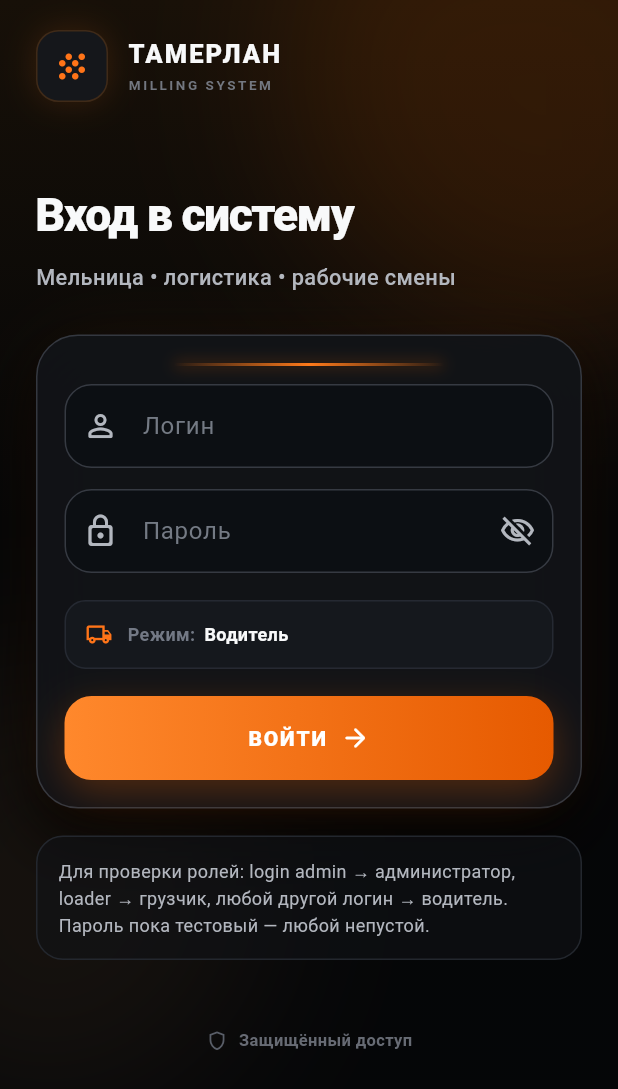
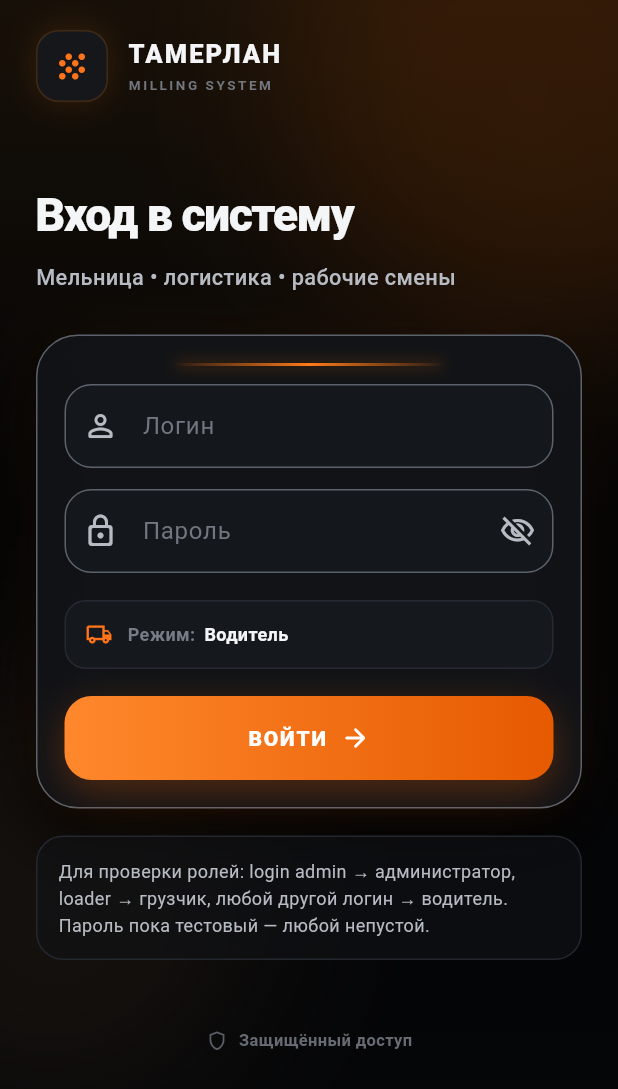
Before and after one commit to arladiy96-commits/gazelle-android, a Flutter app: the screen it shows after launch, on a phone screen of 412 x 824 dp. Shown: the top 1089 px of the screen. Run offline on Flutter 3.47's test engine with Material 3 defaults, Android fonts, the phone set to English and light mode, and no system bars; our stand-ins replace shared_preferences, video_player.

Commit message:
Add files via upload

```diff
--- a/lib/theme/app_theme.dart
+++ b/lib/theme/app_theme.dart
@@ -3,28 +3,25 @@ import 'package:flutter/material.dart';
 class AppColors {
   AppColors._();
 
-  // Black chrome + smoked glass palette.
-  static const background = Color(0xFF050607);
+  static const background = Color(0xFF030405);
   static const backgroundSoft = Color(0xFF080A0D);
   static const surface = Color(0xFF0B0D10);
-  static const surfaceSoft = Color(0xFF101318);
-  static const surfaceRaised = Color(0xFF171A1F);
-  static const line = Color(0xFF343840);
-  static const chrome = Color(0xFF9BA0A8);
-  static const chromeDark = Color(0xFF3B3F46);
+  static const surfaceSoft = Color(0xFF14171B);
+  static const surfaceRaised = Color(0xFF20242A);
+  static const line = Color(0xFF5C626B);
 
   static const orange = Color(0xFFFF7418);
-  static const orangeSoft = Color(0xFFFFA14A);
-  static const amber = Color(0xFFFFC46A);
+  static const orangeSoft = Color(0xFFFFA85A);
+  static const amber = Color(0xFFFFC266);
 
-  static const text = Color(0xFFF8F9FA);
-  static const textSoft = Color(0xFFB3B7BF);
-  static const textDim = Color(0xFF737985);
+  static const text = Color(0xFFF4F5F7);
+  static const textSoft = Color(0xFFB7BBC3);
+  static const textDim = Color(0xFF777D87);
 
-  static const blue = Color(0xFF63A5FF);
-  static const violet = Color(0xFFA88BFF);
-  static const red = Color(0xFFEE766D);
-  static const green = Color(0xFF59E36D);
+  static const blue = Color(0xFF5E9BFF);
+  static const violet = Color(0xFF9A7BFF);
+  static const red = Color(0xFFEA7468);
+  static const green = Color(0xFF55E66B);
 }
 
 class AppTheme {
@@ -50,11 +47,6 @@ class AppTheme {
       fontFamily: 'Roboto',
       splashFactory: InkSparkle.splashFactory,
       dividerColor: AppColors.line,
-      textSelectionTheme: const TextSelectionThemeData(
-        cursorColor: AppColors.orange,
-        selectionColor: Color(0x55FF7418),
-        selectionHandleColor: AppColors.orange,
-      ),
       textTheme: const TextTheme(
         displaySmall: TextStyle(
           color: AppColors.text,
@@ -97,24 +89,24 @@ class AppTheme {
       ),
       inputDecorationTheme: InputDecorationTheme(
         filled: true,
-        fillColor: const Color(0xD90B0E12),
+        fillColor: AppColors.surfaceSoft,
         contentPadding: const EdgeInsets.symmetric(
           horizontal: 18,
           vertical: 17,
         ),
-        hintStyle: const TextStyle(color: Color(0xFF747A84)),
+        hintStyle: const TextStyle(color: Color(0xFF717680)),
         labelStyle: const TextStyle(color: AppColors.textSoft),
         prefixIconColor: AppColors.textSoft,
         suffixIconColor: AppColors.textSoft,
         enabledBorder: OutlineInputBorder(
           borderRadius: BorderRadius.circular(18),
-          borderSide: const BorderSide(color: Color(0xFF363A42)),
+          borderSide: const BorderSide(color: AppColors.line),
         ),
         focusedBorder: OutlineInputBorder(
           borderRadius: BorderRadius.circular(18),
           borderSide: const BorderSide(
             color: AppColors.orange,
-            width: 1.25,
+            width: 1.3,
           ),
         ),
         errorBorder: OutlineInputBorder(
@@ -125,7 +117,7 @@ class AppTheme {
           borderRadius: BorderRadius.circular(18),
           borderSide: const BorderSide(
             color: AppColors.red,
-            width: 1.25,
+            width: 1.3,
           ),
         ),
       ),
```
